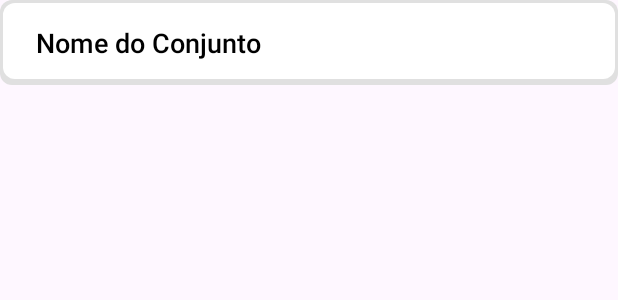
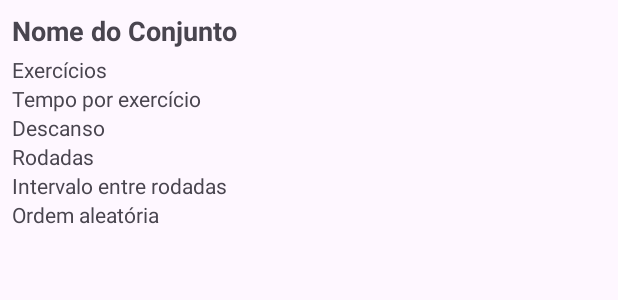
Before and after one commit to ils94/Personal_Trainer_App, an Android app: the layout item_workout_set.xml on its own in the app's theme, with its tools: preview values and no code run, on a phone screen of 412 x 824 dp. Shown: the top 300 px of the screen. Run offline under Robolectric (Android 15) with nearby library versions, the phone set to English and light mode, and no system bars.

```diff
--- a/app/src/main/res/layout/item_workout_set.xml
+++ b/app/src/main/res/layout/item_workout_set.xml
@@ -1,23 +1,53 @@
-<?xml version="1.0" encoding="utf-8"?>
 <LinearLayout xmlns:android="http://schemas.android.com/apk/res/android"
     android:layout_width="match_parent"
     android:layout_height="wrap_content"
-    android:layout_marginBottom="8dp"
-    android:background="@drawable/item_background"
-    android:foreground="?attr/selectableItemBackground"
-    android:orientation="horizontal"
-    android:padding="16dp">
+    android:orientation="vertical"
+    android:padding="8dp">
 
     <TextView
         android:id="@+id/setNameTextView"
-        android:layout_width="0dp"
+        android:layout_width="wrap_content"
         android:layout_height="wrap_content"
-        android:layout_weight="1"
-        android:fontFamily="sans-serif-medium"
-        android:gravity="center_vertical"
-        android:paddingStart="8dp"
-        android:paddingEnd="8dp"
+        android:paddingBottom="4dp"
         android:text="Nome do Conjunto"
-        android:textColor="@color/black"
-        android:textSize="18sp" />
+        android:textSize="18sp"
+        android:textStyle="bold" />
+
+    <TextView
+        android:id="@+id/exercisesTextView"
+        android:layout_width="wrap_content"
+        android:layout_height="wrap_content"
+        android:text="Exercícios"
+        android:textSize="14sp" />
+
+    <TextView
+        android:id="@+id/exerciseTimeTextView"
+        android:layout_width="wrap_content"
+        android:layout_height="wrap_content"
+        android:text="Tempo por exercício" />
+
+    <TextView
+        android:id="@+id/restTimeTextView"
+        android:layout_width="wrap_content"
+        android:layout_height="wrap_content"
+        android:text="Descanso" />
+
+    <TextView
+        android:id="@+id/roundsTextView"
+        android:layout_width="wrap_content"
+        android:layout_height="wrap_content"
+        android:text="Rodadas" />
+
+    <TextView
+        android:id="@+id/roundIntervalTextView"
+        android:layout_width="wrap_content"
+        android:layout_height="wrap_content"
+        android:text="Intervalo entre rodadas" />
+
+    <TextView
+        android:id="@+id/randomOrderTextView"
+        android:layout_width="wrap_content"
+        android:layout_height="wrap_content"
+        android:text="Ordem aleatória" />
+
 </LinearLayout>
```
Also changed, not shown: app/src/main/java/com/droidev/personaltrainer/ConfigActivity.java (+51 -26 lines), app/src/main/java/com/droidev/personaltrainer/MainActivity.java (+25 -4 lines), app/src/main/java/com/droidev/personaltrainer/WorkoutSet.java (added, +59 -0 lines), app/src/main/java/com/droidev/personaltrainer/WorkoutSetsActivity.java (+29 -60 lines), app/src/main/java/com/droidev/personaltrainer/WorkoutSetsAdapter.java (+22 -10 lines).
